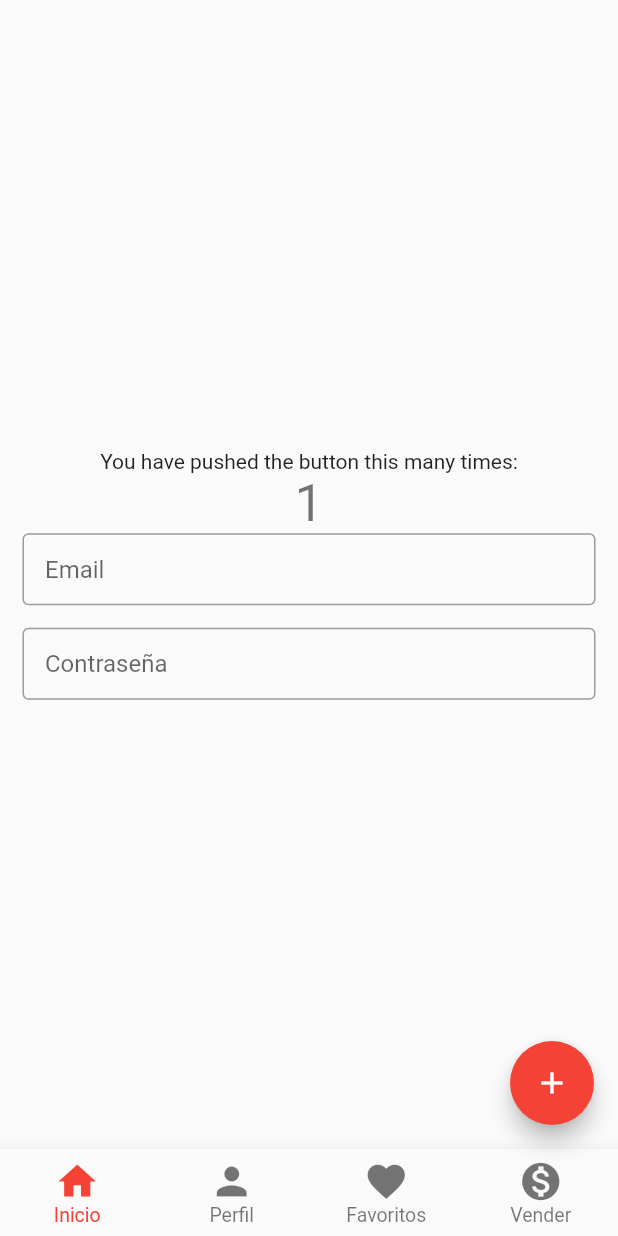
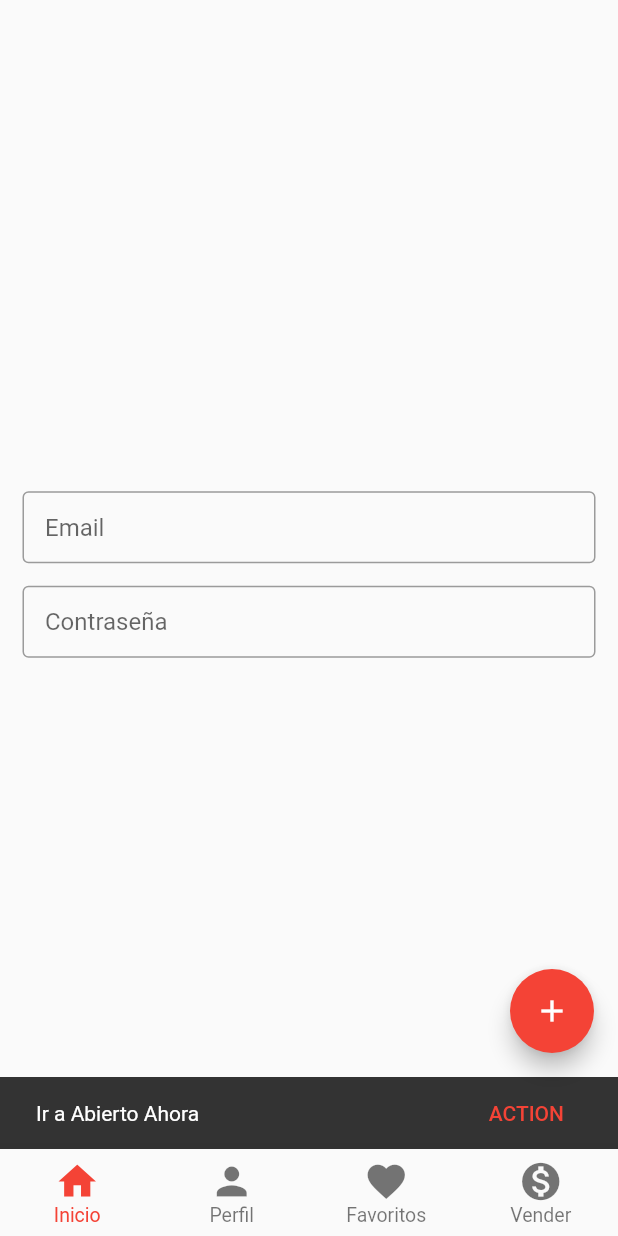
Before and after one commit to diegofun/ola-flutter, a Flutter app: the screen it shows after launch, after a tap on the "add" icon, on a phone screen of 412 x 824 dp. Run offline on Flutter 3.47's test engine with Material 2 defaults, Android fonts, the light colour scheme and no system bars.

Commit message:
Navegación basica por las paginas de la bottomBar, sin contar con el boton de abierto ahora

```diff
--- a/lib/main.dart
+++ b/lib/main.dart
@@ -1,4 +1,10 @@
 import 'package:flutter/material.dart';
+import 'ui/home.dart';
+import 'ui/profile.dart';
+import 'ui/favorites.dart';
+import 'ui/selling.dart';
+import 'ui/open_now.dart';
+
 
 void main() {
   runApp(MyApp());
@@ -22,48 +28,59 @@ class MyApp extends StatelessWidget {
         // is not restarted.
         primarySwatch: Colors.red,
       ),
-      home: MyHomePage(title: 'Flutter Demo Home Page'),
+      home: HolderPage(title: 'Flutter Demo Home Page'),
+      /*routes: {
+        HomePage.routeName: (context) =>
+        HomePage(title: 'HomeOla'),
+      },*/
     );
   }
 }
 
-class MyHomePage extends StatefulWidget {
-  MyHomePage({Key? key, required this.title}) : super(key: key);
-
+class HolderPage extends StatefulWidget {
+  HolderPage({Key? key, required this.title}) : super(key: key);
   // This widget is the home page of your application. It is stateful, meaning
   // that it has a State object (defined below) that contains fields that affect
   // how it looks.
-
   // This class is the configuration for the state. It holds the values (in this
   // case the title) provided by the parent (in this case the App widget) and
   // used by the build method of the State. Fields in a Widget subclass are
   // always marked "final".
-
   final String title;
-
   @override
-  _MyHomePageState createState() => _MyHomePageState();
+  _HolderPageState createState() => _HolderPageState();
 }
 
-class _MyHomePageState extends State<MyHomePage> {
-  int _counter = 0;
+class _HolderPageState extends State<HolderPage> {
   bool logged = false;
-  int _currentIndex=0;
-  //List _screens=[HomePage(),SearchPage(),CategoryPage(),AccountPage()];
+  int _selectedIndex=0;
+  List _pages=[
+    HomePage(title: "Este es el home",),
+    Profile(title:"Página del perfil"),
+    Favorites(title:"Página de favoritos"),
+    Selling(title:"Página para vender")];
 
-  /*void _updateIndex(int value) {
+  void _updateIndex(int index) {
     setState(() {
-      _currentIndex = value;
-    });*/
+      _selectedIndex = index;
+    });
+  }
 
-  void _incrementCounter() {
+  void _openNow() {
     setState(() {
+      ScaffoldMessenger.of(context).showSnackBar(SnackBar(
+        content: const Text('Ir a Abierto Ahora'),
+        duration: const Duration(seconds: 1),
+        action: SnackBarAction(
+          label: 'ACTION',
+          onPressed: () { },
+        ),
+      ));
       // This call to setState tells the Flutter framework that something has
       // changed in this State, which causes it to rerun the build method below
       // so that the display can reflect the updated values. If we changed
       // _counter without calling setState(), then the build method would not be
       // called again, and so nothing would appear to happen.
-      _counter++;
     });
   }
 
@@ -78,8 +95,8 @@ class _MyHomePageState extends State<MyHomePage> {
     return Scaffold(
         bottomNavigationBar: BottomNavigationBar(
           type: BottomNavigationBarType.fixed,
-          //currentIndex: _currentIndex,
-          //onTap: _updateIndex,
+          currentIndex: _selectedIndex,
+          onTap: _updateIndex,
           selectedItemColor: Colors.red,
           selectedFontSize: 13,
           unselectedFontSize: 13,
@@ -106,70 +123,15 @@ class _MyHomePageState extends State<MyHomePage> {
         body: Center(
         // Center is a layout widget. It takes a single child and positions it
         // in the middle of the parent.
-        child: Container(
-        margin: new EdgeInsets.all(15.0),
-    child: new SingleChildScrollView(
-    child: Column(
-    // Column is also a layout widget. It takes a list of children and
-    // arranges them vertically. By default, it sizes itself to fit its
-    // children horizontally, and tries to be as tall as its parent.
-    //
-    // Invoke "debug painting" (press "p" in the console, choose the
-    // "Toggle Debug Paint" action from the Flutter Inspector in Android
-    // Studio, or the "Toggle Debug Paint" command in Visual Studio Code)
-    // to see the wireframe for each widget.
-    //
-    // Column has various properties to control how it sizes itself and
-    // how it positions its children. Here we use mainAxisAlignment to
-    // center the children vertically; the main axis here is the vertical
-    // axis because Columns are vertical (the cross axis would be
-    // horizontal).
-    mainAxisAlignment: MainAxisAlignment.center,
-    children: <Widget>[
-    Text(
-    'You have pushed the button this many times:',
-    ),
-    Text(
-    '$_counter',
-    style: Theme.of(context).textTheme.headline4,
-    ),
-    TextFormField(
-    cursorColor: Colors.red,
-    keyboardType: TextInputType.emailAddress,
-    decoration: new InputDecoration(
-    border: OutlineInputBorder(
-    borderSide: BorderSide(color: Colors.red, width: 5.0),
-    ),
-    contentPadding: EdgeInsets.only(
-    left: 15, bottom: 11, top: 11, right: 15),
-    hintText: "Email"),
-    ),
-    SizedBox(
-    height: 15,
-    ),
-    TextFormField(
-    cursorColor: Colors.red,
-    obscureText: true,
-    keyboardType: TextInputType.visiblePassword,
-    decoration: new InputDecoration(
-    border: OutlineInputBorder(
-    borderSide: BorderSide(color: Colors.red, width: 5.0),
-    ),
-    contentPadding: EdgeInsets.only(
-    left: 15, bottom: 11, top: 11, right: 15),
-    hintText: "Contraseña"),
-    ),
-    ],
-    ),
-    ),
-    ),
-    ),
-    floatingActionButton: FloatingActionButton(
-    onPressed: _incrementCounter,
-    tooltip: 'Increment',
-    child: Icon(Icons.add),
-    )
-    , // This trailing comma makes auto-formatting nicer for build methods.
+          child: _pages.elementAt(_selectedIndex),
+        ),
+        floatingActionButton: FloatingActionButton(
+          onPressed: _openNow,
+          tooltip: 'Increment',
+          child: Icon(Icons.add),
+        ), // This trailing comma makes auto-formatting nicer for build methods.
     );
   }
+
+
 }
--- a/lib/ui/home.dart
+++ b/lib/ui/home.dart
@@ -0,0 +1,56 @@
+import 'package:flutter/material.dart';
+
+class HomePage extends StatefulWidget{
+  HomePage({Key? key, required title}) : super(key: key);
+  static const routeName = '/extractArguments';
+  @override
+  _HomePageState createState() => _HomePageState();
+}
+
+class _HomePageState extends State<HomePage> {
+  @override
+  Widget build(BuildContext context) {
+    return Container(
+      margin: new EdgeInsets.all(15.0),
+      child: new SingleChildScrollView(
+        child: Column(
+        // Column is also a layout widget. It takes a list of children and
+        // arranges them vertically. By default, it sizes itself to fit its
+        // children horizontally, and tries to be as tall as its parent.
+
+        // Invoke "debug painting" (press "p" in the console, choose the
+        // "Toggle Debug Paint" action from the Flutter Inspector in Android
+        // Studio, or the "Toggle Debug Paint" command in Visual Studio Code)
+        // to see the wireframe for each widget.
+
+        // Column has various properties to control how it sizes itself and
+        // how it positions its children. Here we use mainAxisAlignment to
+        // center the children vertically; the main axis here is the vertical
+        // axis because Columns are vertical (the cross axis would be
+        // horizontal).
+          mainAxisAlignment: MainAxisAlignment.center,
+          children: <Widget>[
+            TextFormField(
+              cursorColor: Colors.red,
+              keyboardType: TextInputType.emailAddress,
+              decoration: new InputDecoration(
+              border: OutlineInputBorder(borderSide: BorderSide(color: Colors.red, width: 5.0),),
+              contentPadding: EdgeInsets.only(left: 15, bottom: 11, top: 11, right: 15),
+              hintText: "Email"
+              ),
+            ),
+            SizedBox(height: 15,),
+            TextFormField(
+              cursorColor: Colors.red,
+              obscureText: true,
+              keyboardType: TextInputType.visiblePassword,
+              decoration: new InputDecoration(border: OutlineInputBorder(borderSide: BorderSide(color: Colors.red, width: 5.0),),
+              contentPadding: EdgeInsets.only(left: 15, bottom: 11, top: 11, right: 15),
+              hintText: "Contraseña"),
+            ),
+          ],
+        ),
+      ),
+    );
+  }
+}
```
Also changed, not shown: lib/ui/favorites.dart (added, +20 -0 lines), lib/ui/open_now.dart (added, +20 -0 lines), lib/ui/profile.dart (added, +20 -0 lines), lib/ui/selling.dart (added, +20 -0 lines).
